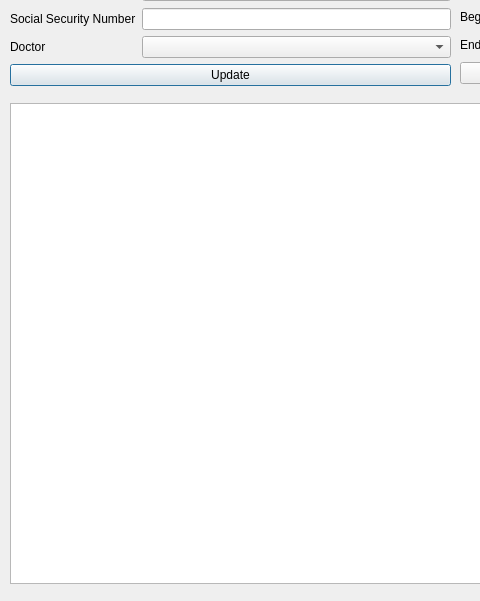
Before: the Qt Designer form editpatient.ui in luigiacuna/UB-GUI-OOP-Final-Project, drawn with Qt 5; both pictures show x 0 to 480 and y 247 to 848 of the 902 by 848 pixel window.
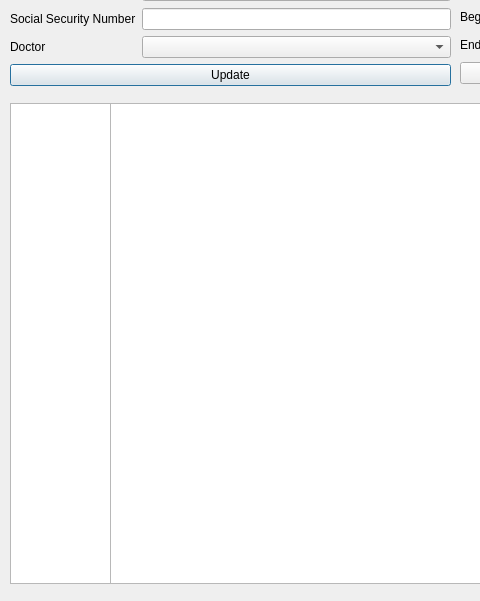
After: the same form once the commit is applied.

Patch:
```diff
--- a/editpatient.ui
+++ b/editpatient.ui
@@ -159,12 +159,12 @@
     </item>
    </layout>
   </widget>
-  <widget class="QTableView" name="tableView">
+  <widget class="QTableView" name="scheduleView">
    <property name="geometry">
     <rect>
-     <x>10</x>
+     <x>110</x>
      <y>350</y>
-     <width>881</width>
+     <width>781</width>
      <height>481</height>
     </rect>
    </property>
@@ -339,6 +339,16 @@
     </item>
    </layout>
   </widget>
+  <widget class="QTableView" name="tableView">
+   <property name="geometry">
+    <rect>
+     <x>10</x>
+     <y>350</y>
+     <width>101</width>
+     <height>481</height>
+    </rect>
+   </property>
+  </widget>
  </widget>
  <resources/>
  <connections/>
```
